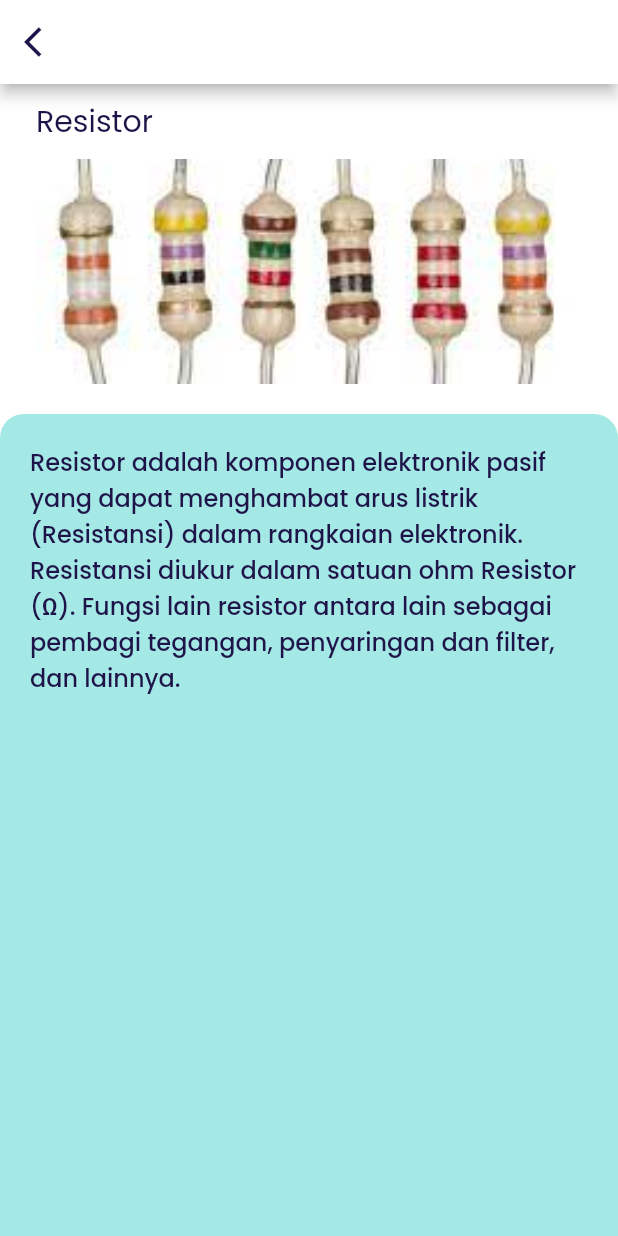
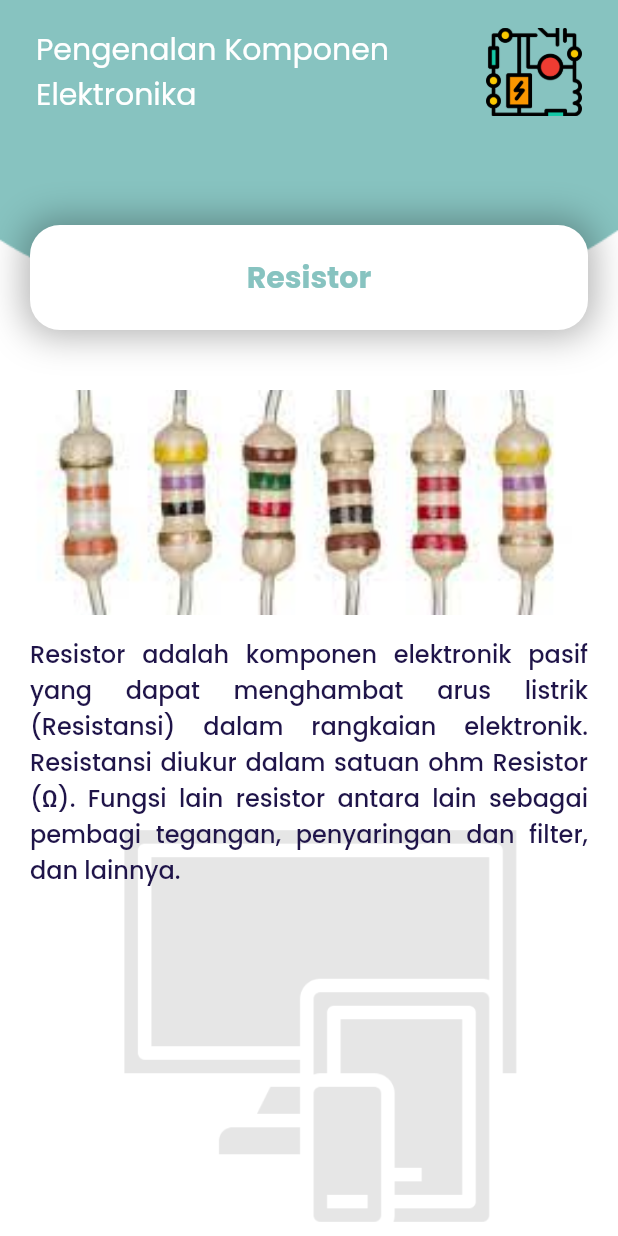
Before and after one commit to alvitoaditya19/electroclas, a Flutter app: the KomponenPage screen opened by its route, after a tap on "Resistor", on a phone screen of 412 x 824 dp. Run offline on Flutter 3.47's test engine with Material 2 defaults, Android fonts, the light colour scheme and no system bars; our stand-ins replace google_fonts, image_picker; missing offline and left inert: tflite.

Commit message:
update v3

```diff
--- a/lib/main.dart
+++ b/lib/main.dart
@@ -1,4 +1,5 @@
 import 'package:electroclas/pages/TfliteModel.dart';
+import 'package:electroclas/pages/about_app_page.dart';
 import 'package:electroclas/pages/home_page.dart';
 import 'package:electroclas/pages/komponen_page.dart';
 import 'package:electroclas/pages/splash_page.dart';
@@ -22,6 +23,8 @@ class MyApp extends StatelessWidget {
           '/home-page': (context) => const HomePage(),
           '/komponen-page': (context) =>  const KomponenPage(),
           '/tflite-model': (context) =>  TfliteModel(),
+          '/about': (context) => const AboutAppPage(),
+
 
         },
     );
--- a/lib/pages/detail_komponen_page.dart
+++ b/lib/pages/detail_komponen_page.dart
@@ -14,32 +14,104 @@ class _DetailKomponenPageState extends State<DetailKomponenPage> {
   @override
   Widget build(BuildContext context) {
     return Scaffold(
-         appBar: AppBar(
         backgroundColor: kWhiteColor,
-          leading: GestureDetector(
-          child: Icon( Icons.arrow_back_ios, color: kBlackColor,  ),
-          onTap: () {
-            Navigator.pop(context);
-          } ,
-        ) ,
+        body: Stack(
+          children: [
+            Center(
+              child: Column(
+                crossAxisAlignment: CrossAxisAlignment.end,
+                children: [
+                  const Spacer(),
+                  Container(
+                    height: 280,
+                    width: 280,
+                    margin: EdgeInsets.only(left: 10),
+                    decoration: const BoxDecoration(
+                      image: DecorationImage(
+                        fit: BoxFit.cover,
+                        image: AssetImage('assets/img-devices.png'),
                       ),
-        backgroundColor: kGreenColor2,
-        body: SafeArea(
+                    ),
+                  ),
+                ],
+              ),
+            ),
+            Column(
+              children: [
+                Container(
+                  height: 210,
+                  width: double.infinity,
+                  decoration: const BoxDecoration(
+                    image: DecorationImage(
+                      fit: BoxFit.cover,
+                      image: AssetImage('assets/bg-home1.png'),
+                    ),
+                  ),
+                ),
+              ],
+            ),
+            SafeArea(
               child: SingleChildScrollView(
                 child: Column(
+                  crossAxisAlignment: CrossAxisAlignment.start,
                   children: [
+                    const SizedBox(
+                      height: 16,
+                    ),
                     Container(
-                  padding: const EdgeInsets.only(left: 24, top: 10, bottom: 10),
-
-                  width: double.infinity,
-                  decoration: BoxDecoration(color: kWhiteColor),
-                  child: Text(
-                    widget.komponenModel!.name!,
-                    style: blackTextStyle.copyWith(
-                        fontSize: 20),
+                      margin: const EdgeInsets.symmetric(horizontal: 24),
+                      child: Row(
+                        mainAxisAlignment: MainAxisAlignment.spaceBetween,
+                        children: [
+                          Text(
+                            "Pengenalan Komponen\nElektronika",
+                            style: whiteTextStyle.copyWith(
+                              fontSize: 20,
                             ),
                           ),
-
+                          Container(
+                            height: 64,
+                            width: 64,
+                            decoration: const BoxDecoration(
+                              image: DecorationImage(
+                                image: AssetImage('assets/ic-app.png'),
+                              ),
+                            ),
+                          ),
+                        ],
+                      ),
+                    ),
+                    SizedBox(
+                      height: 70,
+                    ),
+                    Container(
+                      padding: const EdgeInsets.symmetric(vertical: 20),
+                      margin: const EdgeInsets.symmetric(horizontal: 20),
+                      decoration: BoxDecoration(
+                          boxShadow: [
+                            BoxShadow(
+                                color: const Color.fromARGB(255, 0, 0, 0)
+                                    .withOpacity(.3),
+                                offset: const Offset(0, 0),
+                                blurRadius: 20,
+                                spreadRadius: 4)
+                          ],
+                          color: kWhiteColor,
+                          borderRadius: BorderRadius.circular(20)),
+                      child: Row(
+                        mainAxisAlignment: MainAxisAlignment.center,
+                        children: [
+                          Text(
+                            widget.komponenModel!.name!,
+                            style: greenTextStyle.copyWith(
+                                fontSize: 20, fontWeight: FontWeight.bold),
+                          ),
+                        ],
+                      ),
+                    ),
+                    const SizedBox(
+                      height: 40,
+                    ),
                     Container(
                       height: 150,
                       width: double.infinity,
@@ -47,7 +119,7 @@ class _DetailKomponenPageState extends State<DetailKomponenPage> {
                         color: kWhiteColor,
                       ),
                       child: Container(
-                    decoration:  BoxDecoration(
+                        decoration: BoxDecoration(
                           image: DecorationImage(
                             fit: BoxFit.cover,
                             image: AssetImage(widget.komponenModel!.imgBan!),
@@ -55,47 +127,23 @@ class _DetailKomponenPageState extends State<DetailKomponenPage> {
                         ),
                       ),
                     ),
-                Container(
-                  height: 20,
-                  width: double.infinity,
-
-                  decoration: BoxDecoration(color: kWhiteColor),),
-                Container(
-                  height: 20,
-                  width: double.infinity,
-
-                  decoration: BoxDecoration(color: kWhiteColor),
-                  child: Container(
-                    height: 20,
-                    width: double.infinity,
-                    decoration: BoxDecoration(
-                        color: kGreenColor2,
-                        borderRadius: const BorderRadius.only(
-                          topLeft: Radius.circular(16),
-                          topRight: Radius.circular(16),
-                        )),
-                  ),
+                    const SizedBox(
+                      height: 14,
                     ),
                     Container(
-                  padding: const EdgeInsets.symmetric(horizontal: 20),
-                  width: double.infinity,
-                  decoration: BoxDecoration(
-                    color: kGreenColor2,
-                    borderRadius: BorderRadius.circular(20),
-                  ),
-                  child: Column(
-                    children: [
-                      Text(
+                      margin: EdgeInsets.symmetric(horizontal: 20),
+                      child: Text(
                         widget.komponenModel!.desc!,
                         style: blackTextStyle.copyWith(
                             fontSize: 16, fontWeight: FontWeight.w500),
-                      ),
-                    ],
+                        textAlign: TextAlign.justify,
                       ),
                     ),
                   ],
                 ),
               ),
+            ),
+          ],
         ));
   }
 }
--- a/lib/pages/komponen_page.dart
+++ b/lib/pages/komponen_page.dart
@@ -34,7 +34,6 @@ class _KomponenPageState extends State<KomponenPage> {
         imgUrl: item['imgUrl'],
         desc: item['desc'],
         imgBan: item['imgBan'],
-
       );
       myModels.add(myModel);
     }
@@ -47,8 +46,55 @@ class _KomponenPageState extends State<KomponenPage> {
   @override
   Widget build(BuildContext context) {
     return Scaffold(
-        backgroundColor: kGreenColor,
-        body: SafeArea(
+        backgroundColor: kWhiteColor,
+        body: Stack(
+          children: [
+            Center(
+              child: Column(
+                crossAxisAlignment: CrossAxisAlignment.end,
+                children: [
+                  const Spacer(),
+                  Container(
+                    height: 280,
+                    width: 280,
+                    margin: EdgeInsets.only(left: 10),
+                    decoration: const BoxDecoration(
+                      image: DecorationImage(
+                        fit: BoxFit.cover,
+                        image: AssetImage('assets/img-devices.png'),
+                      ),
+                    ),
+                  ),
+
+                ],
+              ),
+            ),
+            Column(
+              children: [
+                Container(
+                  height: 210,
+                  width: double.infinity,
+                  decoration: const BoxDecoration(
+                    image: DecorationImage(
+                      fit: BoxFit.cover,
+                      image: AssetImage('assets/bg-home1.png'),
+                    ),
+                  ),
+                ),
+                const Spacer(),
+                Container(
+                  height: 70,
+                  width: double.infinity,
+                  decoration: const BoxDecoration(
+                    image: DecorationImage(
+                      fit: BoxFit.cover,
+                      image: AssetImage('assets/bg-home2.png'),
+                    ),
+                  ),
+                ),
+              ],
+            ),
+            SafeArea(
               child: SingleChildScrollView(
                 child: Column(
                   crossAxisAlignment: CrossAxisAlignment.start,
@@ -62,14 +108,14 @@ class _KomponenPageState extends State<KomponenPage> {
                         mainAxisAlignment: MainAxisAlignment.spaceBetween,
                         children: [
                           Text(
-                        "Welcome, to the electronic\ncomponent classification\napplication",
+                            "Pengenalan Komponen\nElektronika",
                             style: whiteTextStyle.copyWith(
-                          fontSize: 16,
+                              fontSize: 20,
                             ),
                           ),
                           Container(
-                        height: 80,
-                        width: 80,
+                            height: 64,
+                            width: 64,
                             decoration: const BoxDecoration(
                               image: DecorationImage(
                                 image: AssetImage('assets/ic-app.png'),
@@ -79,57 +125,49 @@ class _KomponenPageState extends State<KomponenPage> {
                         ],
                       ),
                     ),
-                GestureDetector(
-                  onTap: () {
-                    Navigator.pushNamed(context, '/tflite-model');
-                  },
-                  child: Container(
-                    padding: const EdgeInsets.all(10),
-                    margin: const EdgeInsets.symmetric(
-                        horizontal: 24, vertical: 20),
+                    SizedBox(
+                      height: 70,
+                    ),
+                    Container(
+                      padding: const EdgeInsets.symmetric(vertical: 20),
+                      margin: const EdgeInsets.symmetric(horizontal: 20),
                       decoration: BoxDecoration(
+                          boxShadow: [
+                            BoxShadow(
+                                color: const Color.fromARGB(255, 0, 0, 0)
+                                    .withOpacity(.3),
+                                offset: const Offset(0, 0),
+                                blurRadius: 20,
+                                spreadRadius: 4)
+                          ],
                           color: kWhiteColor,
-                    ),
+                          borderRadius: BorderRadius.circular(20)),
                       child: Row(
-                      mainAxisAlignment: MainAxisAlignment.start,
+                        mainAxisAlignment: MainAxisAlignment.center,
                         children: [
-                        Container(
-                          height: 40,
-                          width: 40,
-                          decoration: const BoxDecoration(
-                            image: DecorationImage(
-                              fit: BoxFit.cover,
-                              image: AssetImage('assets/img-barcode.png'),
-                            ),
-                          ),
-                        ),
-                        const SizedBox(
-                          width: 10,
-                        ),
                           Text(
-                          "Klasifikasi",
-                          style: blackTextStyle.copyWith(
-                              fontSize: 14, fontWeight: FontWeight.w500),
+                            "Komponen Elektronika",
+                            style: greenTextStyle.copyWith(
+                                fontSize: 20, fontWeight: FontWeight.bold),
                           ),
                         ],
                       ),
                     ),
-                ),
-                Container(
-                  margin: const EdgeInsets.only(left: 24),
-                  child: Text(
-                    "komponen elektronika",
-                    style: whiteTextStyle.copyWith(
-                      fontSize: 16,
-                    ),
-                  ),
-                ),
                     const SizedBox(
-                  height: 12,
+                      height: 40,
                     ),
                     Container(
                       padding: const EdgeInsets.all(16),
+                      margin: const EdgeInsets.symmetric(horizontal: 18),
                       decoration: BoxDecoration(
+                          boxShadow: [
+                            BoxShadow(
+                                color: const Color.fromARGB(255, 0, 0, 0)
+                                    .withOpacity(.2),
+                                offset: const Offset(0, 0),
+                                blurRadius: 8,
+                                spreadRadius: 4)
+                          ],
                           color: kWhiteColor,
                           borderRadius: BorderRadius.circular(16)),
                       child: Column(
@@ -174,29 +212,12 @@ class _KomponenPageState extends State<KomponenPage> {
                         ],
                       ),
                     ),
-                const SizedBox(
-                  height: 30,
-                ),
-                Container(
-                  padding: const EdgeInsets.all(12),
-                  decoration: BoxDecoration(color: kWhiteColor),
-                  child: Column(
-                    children: [
-                      Text(
-                        "Hallo, Saya Gita Destalia\nAplikasi ini digunakan sebagai tugas akhir kuliah\ndan bahan skripsi",
-                        style: blackTextStyle.copyWith(
-                          fontSize: 16,
-                        ),
-                      ),
-                      const SizedBox(
-                        height: 40,
-                      )
-                    ],
-                  ),
-                )
                   ],
                 ),
               ),
+            ),
+
+          ],
         ));
   }
 }
--- a/lib/shared/theme.dart
+++ b/lib/shared/theme.dart
@@ -5,6 +5,8 @@ const double defaultMargin = 24;
 const double defaultRadius = 17.0;
 
 Color kBackgroundColor = Color(0xFFFAFAFA);
+Color kBackgroundColor2 = Color(0xFFF5F5F5);
+
 
 
 Color kBlackColor = Color(0xFF1F1449);
--- a/lib/widgets/komponen.dart
+++ b/lib/widgets/komponen.dart
@@ -21,17 +21,35 @@ class Komponen extends StatelessWidget {
           ),
         );
       },
-      child: SizedBox(
+      child: Container(
         width: 60,
         child: Column(
           children: [
             Container(
-              height: 44,
-              width: 44,
+              height: 50,
+              width: 50,
               decoration: BoxDecoration(
-                image: DecorationImage(
-                  fit: BoxFit.cover,
-                  image: AssetImage(komponenModel!.imgUrl!),
+                color: kBackgroundColor2,
+                boxShadow: [
+                  BoxShadow(
+                      color:
+                          const Color.fromARGB(255, 0, 0, 0).withOpacity(.25),
+                      offset: const Offset(0, 4),
+                      blurRadius: 4,
+                      spreadRadius: 0)
+                ],
+                borderRadius: BorderRadius.circular(2000),
+              ),
+              child: Padding(
+                padding:
+                    EdgeInsets.all(8), // Adjust the padding value as needed
+                child: DecoratedBox(
+                  decoration: BoxDecoration(
+                    image: DecorationImage(
+                      fit: BoxFit.cover,
+                      image: AssetImage(komponenModel!.imgUrl!),
+                    ),
+                  ),
                 ),
               ),
             ),
```
Also changed, not shown: assets/label.txt (added, +15 -0 lines), lib/pages/TfliteModel.dart (+8 -27 lines), lib/pages/about_app_page.dart (added, +124 -0 lines), lib/pages/home_page.dart (+21 -19 lines), lib/pages/splash_page.dart (+24 -2 lines), assets/bg-home1.png, assets/ic-add.png (added), assets/img-camera.png (added), assets/img-devices.png (added), assets/start1.png (added), assets/start2.png (added). Lines whose indentation alone changed are shown as unchanged.
